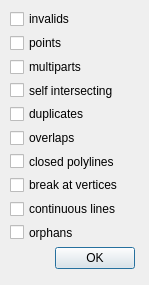
Before: the Qt Designer form ClSettings_dialog_base.ui in spacesyntax/Rcl-topology-cleaner, drawn with Qt 5.
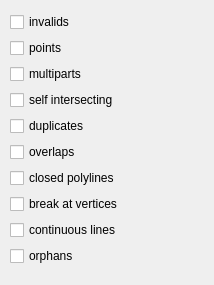
After: the same form once the commit is applied.

Patch:
```diff
--- a/ClSettings_dialog_base.ui
+++ b/ClSettings_dialog_base.ui
@@ -6,19 +6,19 @@
    <rect>
     <x>0</x>
     <y>0</y>
-    <width>149</width>
+    <width>214</width>
     <height>285</height>
    </rect>
   </property>
   <property name="windowTitle">
    <string>Dialog</string>
   </property>
-  <widget class="QWidget" name="">
+  <widget class="QWidget" name="layoutWidget">
    <property name="geometry">
     <rect>
      <x>10</x>
      <y>10</y>
-     <width>125</width>
+     <width>181</width>
      <height>259</height>
     </rect>
    </property>
@@ -97,30 +97,6 @@
       </item>
      </layout>
     </item>
-    <item>
-     <layout class="QHBoxLayout" name="horizontalLayout">
-      <item>
-       <spacer name="horizontalSpacer">
-        <property name="orientation">
-         <enum>Qt::Horizontal</enum>
-        </property>
-        <property name="sizeHint" stdset="0">
-         <size>
-          <width>40</width>
-          <height>20</height>
-         </size>
-        </property>
-       </spacer>
-      </item>
-      <item>
-       <widget class="QPushButton" name="pushButton">
-        <property name="text">
-         <string>OK</string>
-        </property>
-       </widget>
-      </item>
-     </layout>
-    </item>
    </layout>
   </widget>
  </widget>
```
